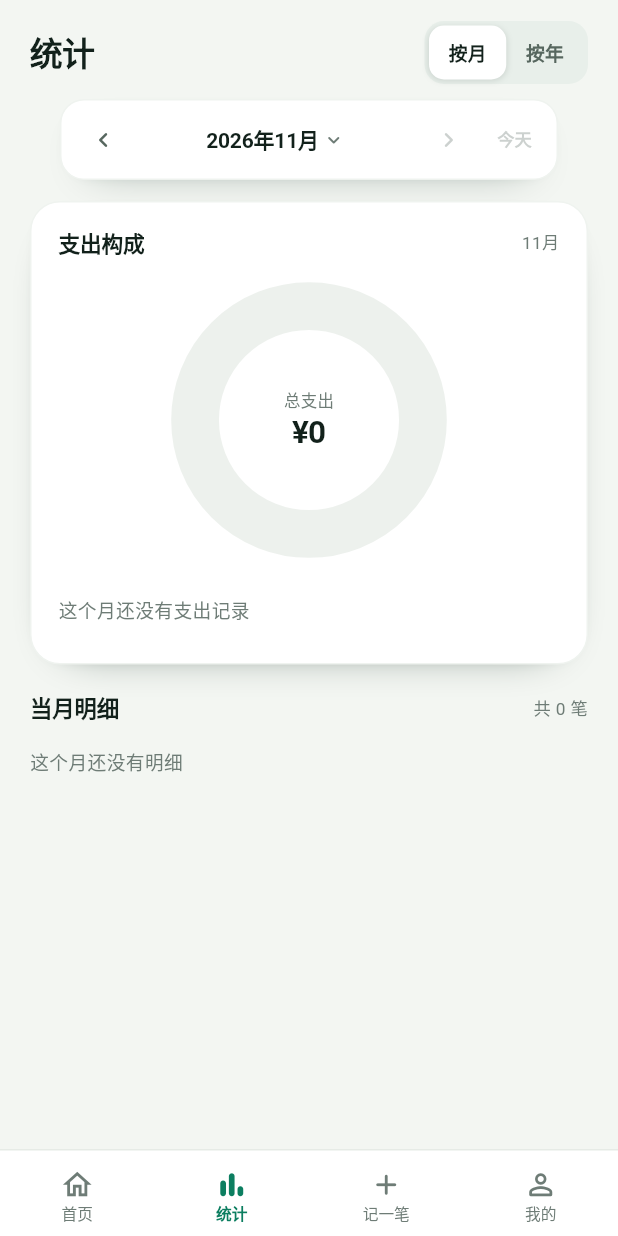
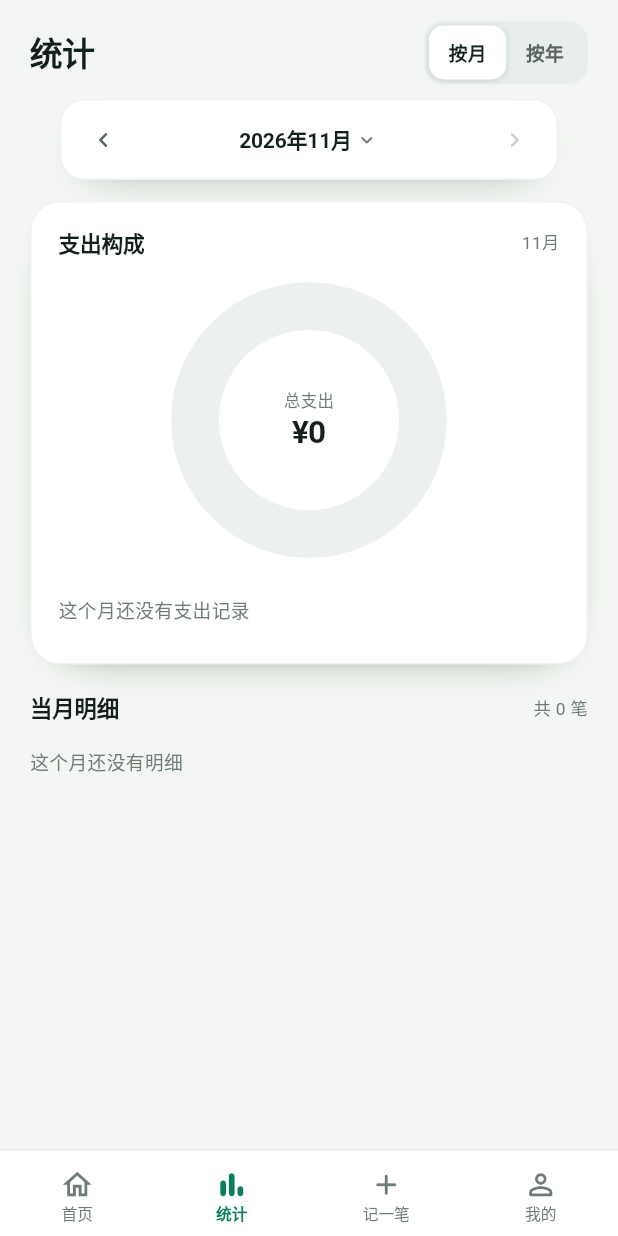
Before and after one commit to qiuzhiyei/entry-flow, a Flutter app: the screen it shows after launch, item 2 of the bottom bar chosen, on a phone screen of 412 x 824 dp. Run offline on Flutter 3.47's test engine with Material 3 defaults, Android fonts, the phone set to English and light mode, and no system bars; our stand-ins replace file_picker, hive, hive_flutter; accounts and stored records are empty.

Commit message:
Remove the today shortcut from stats
Keep the tappable month/year picker and arrow navigation, but drop the extra today button from the period card.

```diff
--- a/lib/screens/stats_screen.dart
+++ b/lib/screens/stats_screen.dart
@@ -84,14 +84,6 @@ class _StatsScreenState extends State<StatsScreen> {
     }
   }
 
-  void _goToday() {
-    final now = DateTime.now();
-    setState(() {
-      _month = DateTime(now.year, now.month);
-      _year = now.year;
-    });
-  }
-
   @override
   Widget build(BuildContext context) {
     final ledger = context.watch<LedgerProvider>();
@@ -139,9 +131,7 @@ class _StatsScreenState extends State<StatsScreen> {
                       : _month.isBefore(_maxMonth),
                   onPrevious: () => isYear ? _shiftYear(-1) : _shiftMonth(-1),
                   onNext: () => isYear ? _shiftYear(1) : _shiftMonth(1),
-                  isCurrent: isYear ? _year == _maxYear : _month == _maxMonth,
                   onPick: _pickPeriod,
-                  onToday: _goToday,
                 ),
               ),
               _DonutCard(
@@ -335,9 +325,7 @@ class _MonthSwitch extends StatelessWidget {
     required this.canGoNext,
     required this.onPrevious,
     required this.onNext,
-    required this.isCurrent,
     required this.onPick,
-    required this.onToday,
   });
 
   final DateTime month;
@@ -347,9 +335,7 @@ class _MonthSwitch extends StatelessWidget {
   final bool canGoNext;
   final VoidCallback onPrevious;
   final VoidCallback onNext;
-  final bool isCurrent;
   final VoidCallback onPick;
-  final VoidCallback onToday;
 
   @override
   Widget build(BuildContext context) {
@@ -414,25 +400,6 @@ class _MonthSwitch extends StatelessWidget {
             icon: Icons.chevron_right_rounded,
             onTap: canGoNext ? onNext : null,
             semanticsLabel: isYear ? '下一年' : '下一个月',
-          ),
-          SizedBox(
-            width: 44,
-            height: 44,
-            child: TextButton(
-              onPressed: isCurrent ? null : onToday,
-              style: TextButton.styleFrom(
-                foregroundColor: AppColors.mintInk,
-                disabledForegroundColor: AppColors.ink3.withValues(alpha: 0.35),
-                minimumSize: const Size(44, 44),
-                padding: EdgeInsets.zero,
-                tapTargetSize: MaterialTapTargetSize.shrinkWrap,
-                textStyle: const TextStyle(
-                  fontSize: 11.5,
-                  fontWeight: FontWeight.w600,
-                ),
-              ),
-              child: const Text('今天'),
-            ),
           ),
         ],
       ),
--- a/pubspec.yaml
+++ b/pubspec.yaml
@@ -16,7 +16,7 @@ publish_to: 'none' # Remove this line if you wish to publish to pub.dev
 # https://developer.apple.com/library/archive/documentation/General/Reference/InfoPlistKeyReference/Articles/CoreFoundationKeys.html
 # In Windows, build-name is used as the major, minor, and patch parts
 # of the product and file versions while build-number is used as the build suffix.
-version: 1.4.0+9
+version: 1.4.1+10
 
 environment:
   sdk: ^3.13.7
```
Also changed, not shown: 2 other files.
